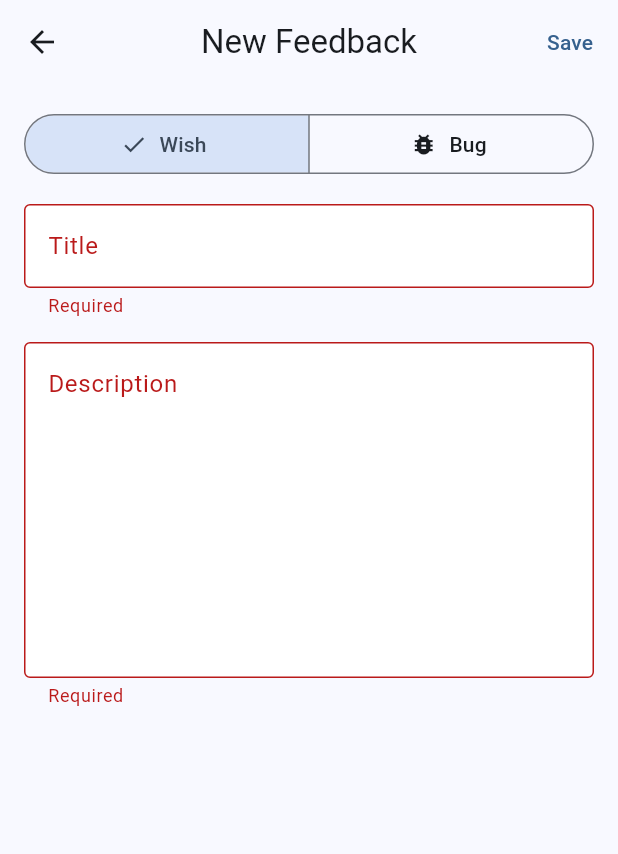
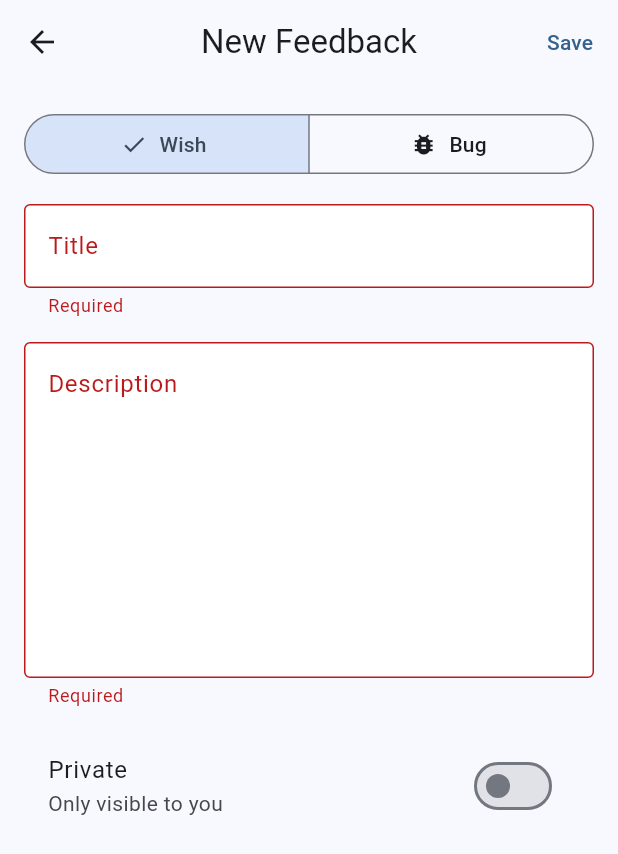
Before and after one commit to freekvandeven/freek_app, a Flutter app: the FeedbackEditPage screen opened by its route, after a tap on "Save", on a phone screen of 412 x 824 dp. Shown: the top 854 px of the screen. Run offline on Flutter 3.47's test engine with Material 3 defaults, Android fonts, the phone set to English and light mode, and no system bars; our stand-ins replace cloud_firestore, csv, firebase_auth, firebase_core, firebase_storage, fl_chart and 11 more; missing offline and left inert: encrypt, flood, flood_core; accounts and stored records are empty.

Commit message:
feat: make feedback items shared with public/private toggle

```diff
--- a/personal_app/lib/features/feedback/models/feedback_entry.dart
+++ b/personal_app/lib/features/feedback/models/feedback_entry.dart
@@ -10,6 +10,8 @@ class FeedbackEntry {
   final String title;
   final String description;
   final FeedbackStatus status;
+  final bool isPrivate;
+  final String? userId;
   final DateTime createdAt;
   final DateTime updatedAt;
 
@@ -19,6 +21,8 @@ class FeedbackEntry {
     required this.title,
     required this.description,
     this.status = FeedbackStatus.open,
+    this.isPrivate = false,
+    this.userId,
     DateTime? createdAt,
     DateTime? updatedAt,
   }) : id = id ?? const Uuid().v4(),
@@ -30,6 +34,7 @@ class FeedbackEntry {
     String? title,
     String? description,
     FeedbackStatus? status,
+    bool? isPrivate,
     DateTime? updatedAt,
   }) {
     return FeedbackEntry(
@@ -38,6 +43,8 @@ class FeedbackEntry {
       title: title ?? this.title,
       description: description ?? this.description,
       status: status ?? this.status,
+      isPrivate: isPrivate ?? this.isPrivate,
+      userId: userId,
       createdAt: createdAt,
       updatedAt: updatedAt ?? DateTime.now(),
     );
@@ -49,6 +56,8 @@ class FeedbackEntry {
     'title': title,
     'description': description,
     'status': status.name,
+    'isPrivate': isPrivate,
+    'userId': userId,
     'createdAt': createdAt.toIso8601String(),
     'updatedAt': updatedAt.toIso8601String(),
   };
@@ -59,6 +68,8 @@ class FeedbackEntry {
     title: map['title'] as String,
     description: map['description'] as String,
     status: FeedbackStatus.values.byName(map['status'] as String),
+    isPrivate: map['isPrivate'] as bool? ?? false,
+    userId: map['userId'] as String?,
     createdAt: DateTime.parse(map['createdAt'] as String),
     updatedAt: DateTime.parse(map['updatedAt'] as String),
   );
--- a/personal_app/lib/features/feedback/pages/feedback_edit_page.dart
+++ b/personal_app/lib/features/feedback/pages/feedback_edit_page.dart
@@ -3,6 +3,7 @@ import 'package:personal_app/presentation/widgets/quick_actions_title.dart';
 import 'package:flutter_riverpod/flutter_riverpod.dart';
 import 'package:go_router/go_router.dart';
 
+import '../../auth/providers/auth_providers.dart';
 import '../models/feedback_entry.dart';
 import '../providers/feedback_providers.dart';
 
@@ -21,6 +22,7 @@ class _FeedbackEditPageState extends ConsumerState<FeedbackEditPage> {
   final _descriptionController = TextEditingController();
   FeedbackType _type = FeedbackType.wish;
   FeedbackStatus _status = FeedbackStatus.open;
+  bool _isPrivate = false;
   bool _isLoading = true;
   FeedbackEntry? _existing;
 
@@ -48,6 +50,7 @@ class _FeedbackEditPageState extends ConsumerState<FeedbackEditPage> {
         _descriptionController.text = entry.description;
         _type = entry.type;
         _status = entry.status;
+        _isPrivate = entry.isPrivate;
         _isLoading = false;
       });
     } else {
@@ -66,6 +69,7 @@ class _FeedbackEditPageState extends ConsumerState<FeedbackEditPage> {
     if (!_formKey.currentState!.validate()) return;
 
     final notifier = ref.read(feedbackListProvider.notifier);
+    final userId = ref.read(currentUserProvider)?.id;
     if (_existing != null) {
       await notifier.updateEntry(
         _existing!.copyWith(
@@ -73,6 +77,7 @@ class _FeedbackEditPageState extends ConsumerState<FeedbackEditPage> {
           title: _titleController.text.trim(),
           description: _descriptionController.text.trim(),
           status: _status,
+          isPrivate: _isPrivate,
         ),
       );
     } else {
@@ -81,6 +86,8 @@ class _FeedbackEditPageState extends ConsumerState<FeedbackEditPage> {
           type: _type,
           title: _titleController.text.trim(),
           description: _descriptionController.text.trim(),
+          isPrivate: _isPrivate,
+          userId: userId,
         ),
       );
     }
@@ -151,6 +158,13 @@ class _FeedbackEditPageState extends ConsumerState<FeedbackEditPage> {
               validator: (v) =>
                   v == null || v.trim().isEmpty ? 'Required' : null,
             ),
+            const SizedBox(height: 16),
+            SwitchListTile(
+              title: const Text('Private'),
+              subtitle: const Text('Only visible to you'),
+              value: _isPrivate,
+              onChanged: (v) => setState(() => _isPrivate = v),
+            ),
             if (isEditing) ...[
               const SizedBox(height: 24),
               const Text(
--- a/personal_app/lib/features/feedback/pages/feedback_list_page.dart
+++ b/personal_app/lib/features/feedback/pages/feedback_list_page.dart
@@ -215,7 +215,8 @@ class _FeedbackTile extends ConsumerWidget {
         ),
         subtitle: Text(
           '${entry.status.name[0].toUpperCase()}${entry.status.name.substring(1)}'
-          ' · ${entry.createdAt.toIso8601String().substring(0, 10)}',
+          ' · ${entry.createdAt.toIso8601String().substring(0, 10)}'
+          '${entry.isPrivate ? ' · Private' : ''}',
         ),
         trailing: PopupMenuButton<String>(
           icon: const Icon(Icons.more_vert),
```
Also changed, not shown: personal_app/lib/features/feedback/services/firestore_feedback_service.dart (+5 -2 lines), 2 other files.
